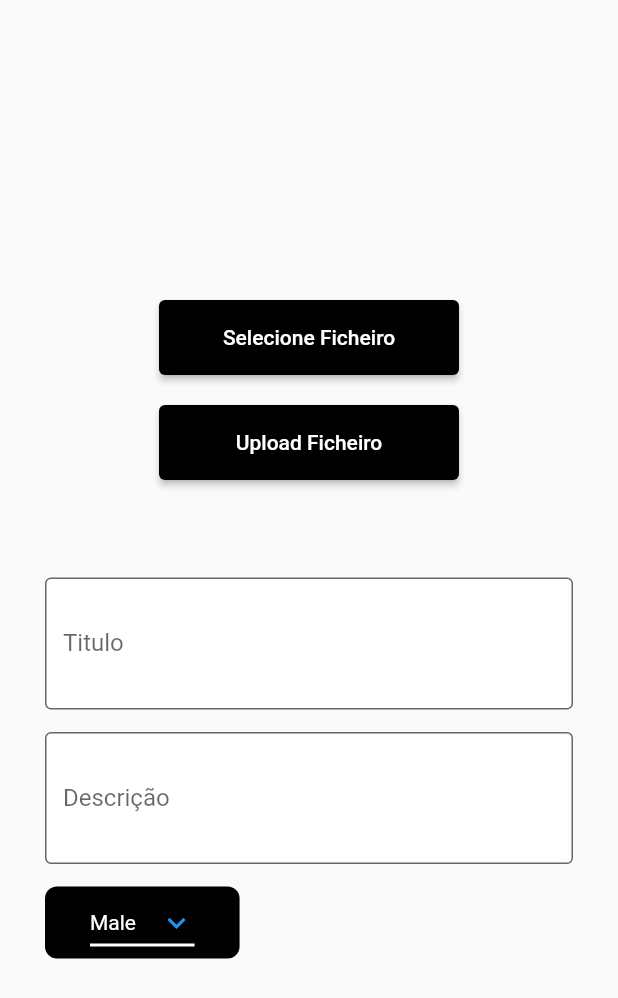
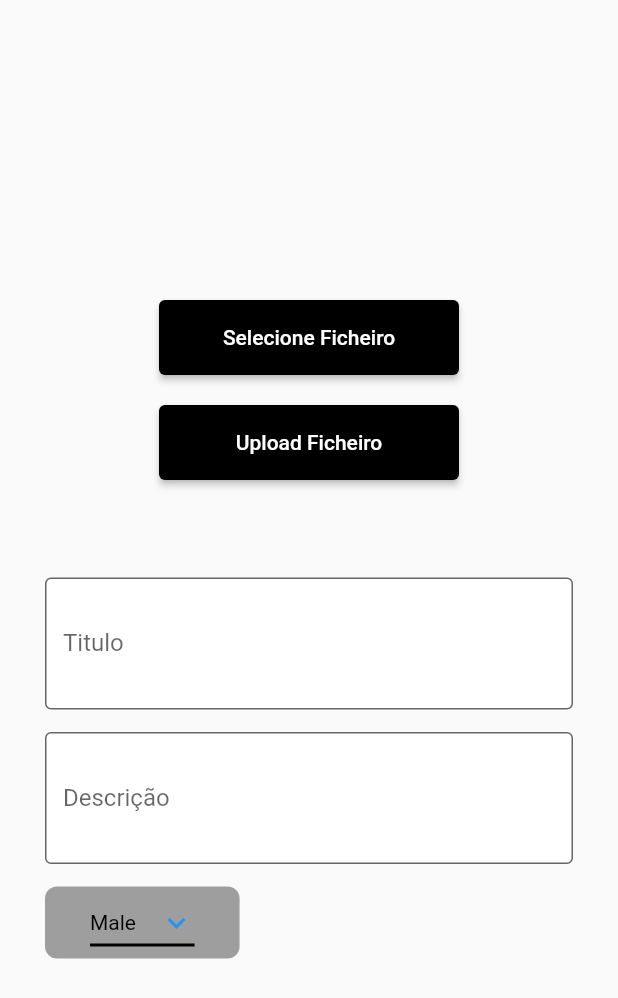
Before and after one commit to PauloBDev/Business-Angel-App, a Flutter app: the IdeaAddPage screen opened directly, on a phone screen of 412 x 824 dp. Shown: the top 998 px of the screen. Run offline on Flutter 3.47's test engine with Material 2 defaults, Android fonts, the phone set to English and light mode, and no system bars; our stand-ins replace cloud_firestore, file_picker, firebase_auth, firebase_core, firebase_storage, google_fonts; accounts and stored records are empty.

Commit message:
Merge branch 'main' of https://github.com/PauloBDev/TEN_2022

```diff
--- a/ten_2023/lib/pages/add_idea_page.dart
+++ b/ten_2023/lib/pages/add_idea_page.dart
@@ -204,7 +204,7 @@ class _IdeaAddPageState extends State<IdeaAddPage> {
               child: Container(
                 padding: const EdgeInsets.symmetric(horizontal: 30.0),
                 decoration: BoxDecoration(
-                  color: Colors.black,
+                  color: Colors.grey,
                   borderRadius: BorderRadius.circular(8),
                 ),
                 child: DropdownButton<String>(
@@ -218,7 +218,7 @@ class _IdeaAddPageState extends State<IdeaAddPage> {
                   ),
                   underline: Container(
                     height: 2,
-                    color: Colors.white,
+                    color: Colors.black,
                   ),
                   onChanged: (String? value) {
                     setState(() {
@@ -231,6 +231,9 @@ class _IdeaAddPageState extends State<IdeaAddPage> {
                       value: value,
                       child: Text(
                         value,
+                        style: const TextStyle(
+                          color: Colors.black,
+                        ),
                       ),
                     );
                   }).toList(),
```
